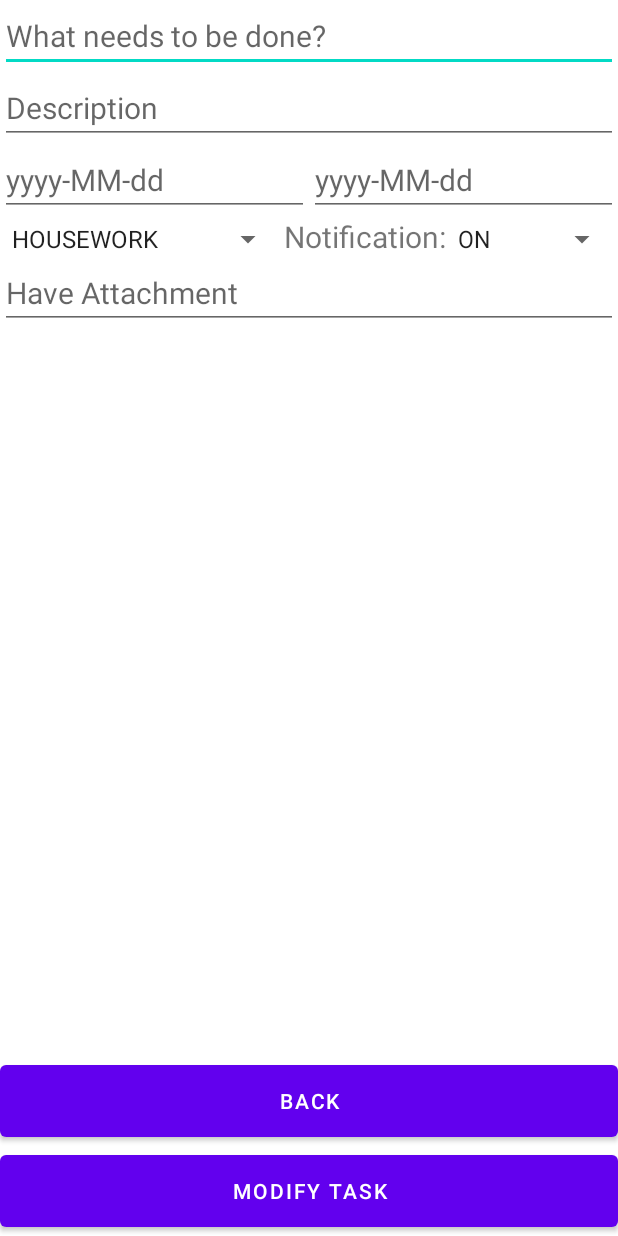
After one commit to KamilSzus/ListaToDo, an Android app: the layout fragment_modify_task.xml on its own in the app's theme, with its tools: preview values and no code run, on a phone screen of 412 x 824 dp. The commit adds this screen. Run offline under Robolectric (Android 15) with nearby library versions, the phone set to English and light mode, and no system bars.

Commit message:
add layout to modify Task

```diff
--- a/app/src/main/AndroidManifest.xml
+++ b/app/src/main/AndroidManifest.xml
@@ -14,9 +14,6 @@
         android:theme="@style/Theme.ListaToDo"
         tools:targetApi="31">
         <activity
-            android:name=".MoreDetailsAboutTask"
-            android:exported="false" />
-        <activity
             android:name=".MainActivity"
             android:exported="true">
             <intent-filter>
--- /dev/null
+++ b/app/src/main/res/layout/fragment_modify_task.xml
@@ -0,0 +1,120 @@
+<?xml version="1.0" encoding="utf-8"?>
+<androidx.constraintlayout.widget.ConstraintLayout xmlns:android="http://schemas.android.com/apk/res/android"
+    xmlns:app="http://schemas.android.com/apk/res-auto"
+    xmlns:tools="http://schemas.android.com/tools"
+    android:layout_width="match_parent"
+    android:layout_height="match_parent"
+    tools:context=".createTask.CreateTask">
+
+    <EditText
+        android:id="@+id/editTextTaskTitle"
+        android:layout_width="match_parent"
+        android:layout_height="wrap_content"
+        android:hint="@string/what_needs_to_be_done"
+        android:textAlignment="viewStart"
+        android:textSize="20sp"
+        app:layout_constraintStart_toStartOf="parent"
+        app:layout_constraintTop_toTopOf="parent" />
+
+    <EditText
+        android:id="@+id/editTextTaskDescription"
+        android:layout_width="match_parent"
+        android:layout_height="wrap_content"
+        android:hint="@string/description"
+        android:textAlignment="viewStart"
+        android:textSize="20sp"
+        app:layout_constraintStart_toStartOf="parent"
+        app:layout_constraintTop_toBottomOf="@+id/editTextTaskTitle" />
+
+    <TableRow
+        android:id="@+id/dateRow"
+        android:layout_width="match_parent"
+        android:layout_height="wrap_content"
+        app:layout_constraintEnd_toEndOf="parent"
+        app:layout_constraintStart_toStartOf="parent"
+        app:layout_constraintTop_toBottomOf="@+id/editTextTaskDescription">
+
+        <EditText
+            android:id="@+id/editTextDateStart"
+            android:layout_width="match_parent"
+            android:layout_height="wrap_content"
+            android:layout_weight="1"
+            android:hint="@string/dateFormat"
+            android:textAlignment="viewStart"
+            android:textSize="20sp"
+            app:layout_constraintStart_toStartOf="parent"
+            app:layout_constraintTop_toBottomOf="@+id/editTextTaskDescription" />
+
+        <EditText
+            android:id="@+id/editTextDateEnd"
+            android:layout_width="match_parent"
+            android:layout_height="wrap_content"
+            android:layout_weight="1"
+            android:hint="@string/dateFormat"
+            android:textAlignment="viewStart"
+            android:textSize="20sp"
+            app:layout_constraintStart_toStartOf="parent"
+            app:layout_constraintTop_toBottomOf="@+id/editTextDateStart" />
+    </TableRow>
+
+    <TableRow
+        android:id="@+id/tableRow"
+        android:layout_width="match_parent"
+        android:layout_height="wrap_content"
+        app:layout_constraintEnd_toEndOf="parent"
+        app:layout_constraintStart_toStartOf="parent"
+        app:layout_constraintTop_toBottomOf="@+id/dateRow">
+
+        <Spinner
+            android:id="@+id/spinnerCategory"
+            android:layout_width="wrap_content"
+            android:layout_height="wrap_content"
+            android:layout_weight="1"
+            android:entries="@array/CategoryValue"
+            app:layout_constraintEnd_toEndOf="parent"
+            app:layout_constraintStart_toEndOf="parent" />
+
+        <TextView
+            android:layout_width="wrap_content"
+            android:layout_height="wrap_content"
+            android:text="@string/notification"
+            android:textSize="20sp" />
+
+        <Spinner
+            android:id="@+id/spinnerNotification"
+            android:layout_width="wrap_content"
+            android:layout_height="wrap_content"
+            android:layout_weight="1"
+            android:entries="@array/ONOF"
+            app:layout_constraintEnd_toEndOf="parent"
+            app:layout_constraintStart_toEndOf="parent" />
+    </TableRow>
+
+    <EditText
+        android:id="@+id/editTextHaveAttachment"
+        android:layout_width="match_parent"
+        android:layout_height="wrap_content"
+        android:hint="@string/haveAttachment"
+        android:textAlignment="viewStart"
+        android:textSize="20sp"
+        app:layout_constraintStart_toStartOf="parent"
+        app:layout_constraintTop_toBottomOf="@+id/tableRow" />
+
+    <Button
+        android:id="@+id/cancel"
+        android:layout_width="match_parent"
+        android:layout_height="60dp"
+        android:text="@string/back"
+        app:layout_constraintBottom_toTopOf="@+id/createNewTask"
+        app:layout_constraintEnd_toEndOf="parent"
+        app:layout_constraintStart_toStartOf="parent" />
+
+    <Button
+        android:id="@+id/createNewTask"
+        android:layout_width="match_parent"
+        android:layout_height="60dp"
+        android:text="@string/modify_task"
+        app:layout_constraintBottom_toBottomOf="parent"
+        app:layout_constraintEnd_toEndOf="parent"
+        app:layout_constraintStart_toStartOf="parent" />
+</androidx.constraintlayout.widget.ConstraintLayout>
--- a/app/src/main/res/values/strings.xml
+++ b/app/src/main/res/values/strings.xml
@@ -17,4 +17,5 @@
     <string name="notification">Notification:</string>
     <string name="back">Back</string>
     <string name="settings">Settings</string>
+    <string name="modify_task">Modify Task</string>
 </resources>
```
Also changed, not shown: app/src/main/java/com/example/listatodo/MainActivity.java (+2 -23 lines), app/src/main/java/com/example/listatodo/MoreDetailsAboutTask.java (deleted, +0 -57 lines), app/src/main/java/com/example/listatodo/MoreDetailt/ModifyTask.java (added, +28 -0 lines), app/src/main/java/com/example/listatodo/MoreDetailt/MoreDetailsAboutTask.java (added, +93 -0 lines), app/src/main/java/com/example/listatodo/recyclerView/TaskRecyclerViewFragment.java (+22 -18 lines), app/src/main/res/layout/fragment_more_details_about_task.xml (renamed from app/src/main/res/layout/activity_more_details_about_task.xml, +11 -3 lines).
